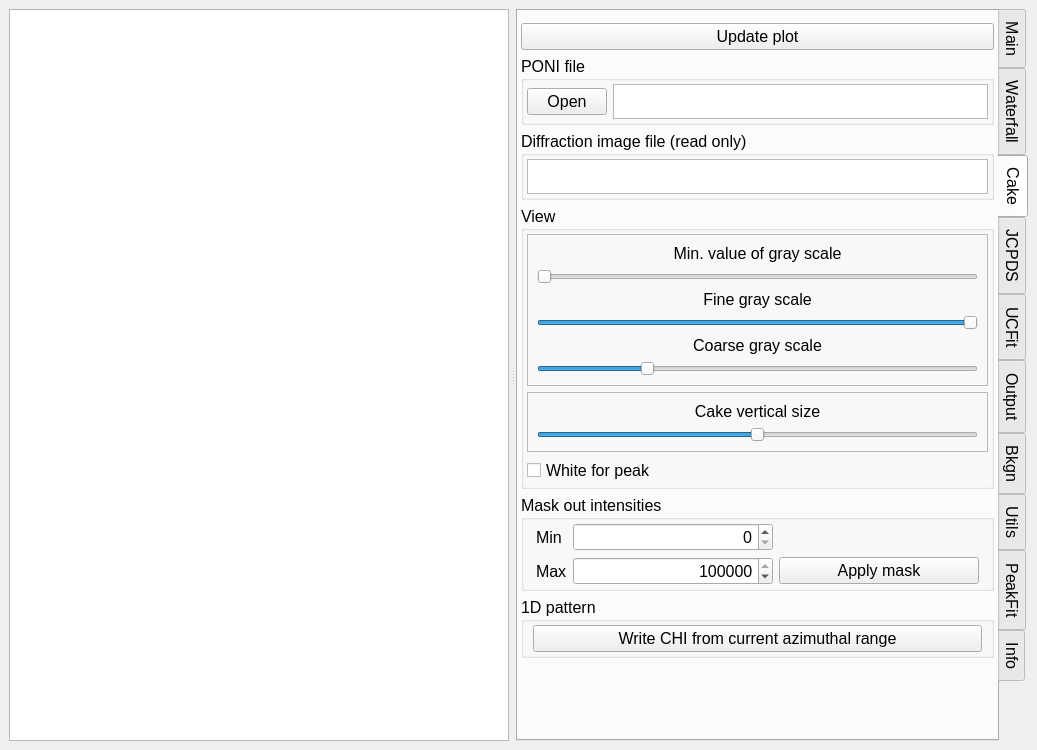
Above: ui/peakpo-splitter.ui from SHDShim/PeakPo before the change. Below: the same form after it.
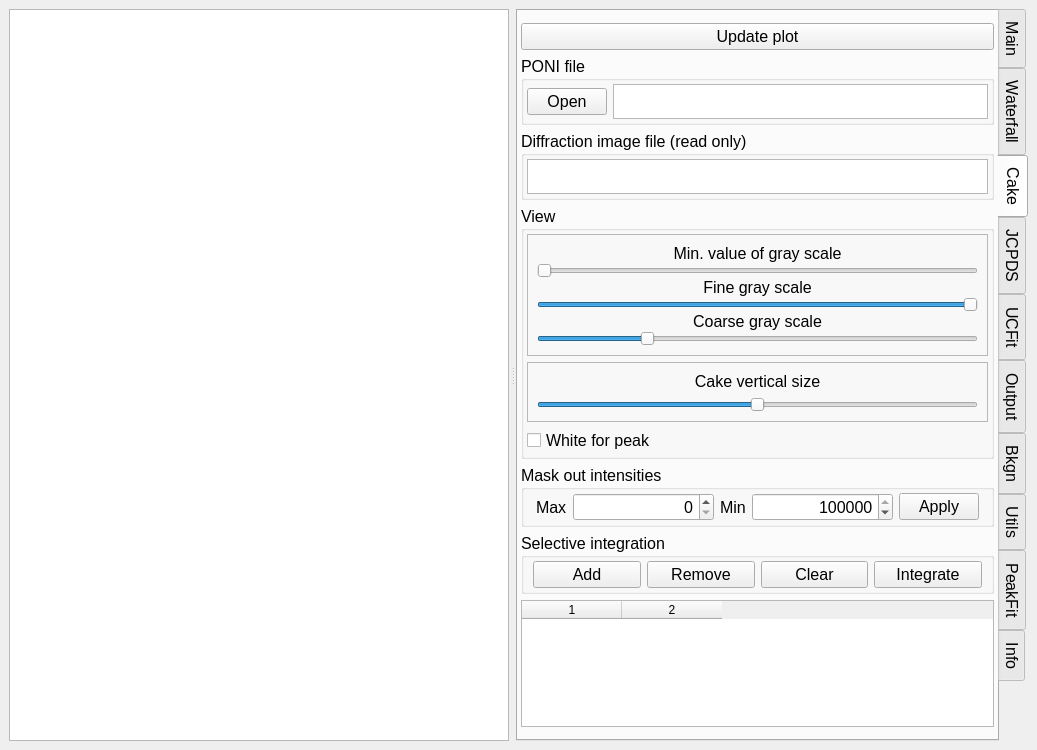
That is the form after the change. The open tabs and pages were chosen to show the change. Custom widgets are drawn as their Qt base class.

Commit message: add selective integration

The edit to the form file:
```diff
--- a/ui/peakpo-splitter.ui
+++ b/ui/peakpo-splitter.ui
@@ -1653,6 +1653,9 @@
          <string>Cake</string>
         </attribute>
         <layout class="QVBoxLayout" name="verticalLayout_3">
+         <property name="spacing">
+          <number>-1</number>
+         </property>
          <property name="leftMargin">
           <number>3</number>
          </property>
@@ -1828,6 +1831,9 @@
                <enum>QFrame::Raised</enum>
               </property>
               <layout class="QVBoxLayout" name="verticalLayout_20">
+               <property name="spacing">
+                <number>0</number>
+               </property>
                <item>
                 <widget class="QLabel" name="label_8">
                  <property name="text">
@@ -1992,7 +1998,7 @@
            <property name="flat">
             <bool>true</bool>
            </property>
-           <layout class="QGridLayout" name="gridLayout_11">
+           <layout class="QHBoxLayout" name="horizontalLayout_16">
             <property name="leftMargin">
              <number>12</number>
             </property>
@@ -2005,20 +2011,7 @@
             <property name="bottomMargin">
              <number>3</number>
             </property>
-            <item row="0" column="0">
-             <widget class="QLabel" name="label_10">
-              <property name="sizePolicy">
-               <sizepolicy hsizetype="Fixed" vsizetype="Preferred">
-                <horstretch>0</horstretch>
-                <verstretch>0</verstretch>
-               </sizepolicy>
-              </property>
-              <property name="text">
-               <string>Min</string>
-              </property>
-             </widget>
-            </item>
-            <item row="2" column="0">
+            <item>
              <widget class="QLabel" name="label_11">
               <property name="sizePolicy">
                <sizepolicy hsizetype="Fixed" vsizetype="Preferred">
@@ -2031,7 +2024,7 @@
               </property>
              </widget>
             </item>
-            <item row="0" column="1">
+            <item>
              <widget class="QSpinBox" name="spinBox_MaskMin">
               <property name="focusPolicy">
                <enum>Qt::StrongFocus</enum>
@@ -2044,7 +2037,20 @@
               </property>
              </widget>
             </item>
-            <item row="2" column="1">
+            <item>
+             <widget class="QLabel" name="label_10">
+              <property name="sizePolicy">
+               <sizepolicy hsizetype="Fixed" vsizetype="Preferred">
+                <horstretch>0</horstretch>
+                <verstretch>0</verstretch>
+               </sizepolicy>
+              </property>
+              <property name="text">
+               <string>Min</string>
+              </property>
+             </widget>
+            </item>
+            <item>
              <widget class="QSpinBox" name="spinBox_MaskMax">
               <property name="focusPolicy">
                <enum>Qt::StrongFocus</enum>
@@ -2060,16 +2066,16 @@
               </property>
              </widget>
             </item>
-            <item row="2" column="2">
+            <item>
              <widget class="QPushButton" name="pushButton_ApplyMask">
               <property name="sizePolicy">
-               <sizepolicy hsizetype="Preferred" vsizetype="Fixed">
+               <sizepolicy hsizetype="Fixed" vsizetype="Fixed">
                 <horstretch>0</horstretch>
                 <verstretch>0</verstretch>
                </sizepolicy>
               </property>
               <property name="text">
-               <string>Apply mask</string>
+               <string>Apply</string>
               </property>
               <property name="checkable">
                <bool>true</bool>
@@ -2088,22 +2094,43 @@
             </sizepolicy>
            </property>
            <property name="title">
-            <string>1D pattern</string>
+            <string>Selective integration</string>
            </property>
            <property name="flat">
             <bool>true</bool>
            </property>
-           <layout class="QVBoxLayout" name="verticalLayout_8">
+           <layout class="QHBoxLayout" name="horizontalLayout_15">
             <property name="topMargin">
              <number>3</number>
             </property>
             <property name="bottomMargin">
              <number>3</number>
             </property>
+            <item>
+             <widget class="QPushButton" name="pushButton_AddAzi">
+              <property name="text">
+               <string>Add</string>
+              </property>
+             </widget>
+            </item>
+            <item>
+             <widget class="QPushButton" name="pushButton_RemoveAzi">
+              <property name="text">
+               <string>Remove</string>
+              </property>
+             </widget>
+            </item>
+            <item>
+             <widget class="QPushButton" name="pushButton_ClearAziList">
+              <property name="text">
+               <string>Clear</string>
+              </property>
+             </widget>
+            </item>
             <item>
              <widget class="QPushButton" name="pushButton_IntegrateCake">
               <property name="text">
-               <string>Write CHI from current azimuthal range</string>
+               <string>Integrate</string>
               </property>
              </widget>
             </item>
@@ -2111,17 +2138,16 @@
           </widget>
          </item>
          <item>
-          <spacer name="verticalSpacer">
-           <property name="orientation">
-            <enum>Qt::Vertical</enum>
+          <widget class="QTableWidget" name="tableWidget_DiffImgAzi">
+           <property name="rowCount">
+            <number>0</number>
            </property>
-           <property name="sizeHint" stdset="0">
-            <size>
-             <width>20</width>
-             <height>40</height>
-            </size>
+           <property name="columnCount">
+            <number>2</number>
            </property>
-          </spacer>
+           <column/>
+           <column/>
+          </widget>
          </item>
         </layout>
        </widget>
```
The commit also changes 6 other files.
